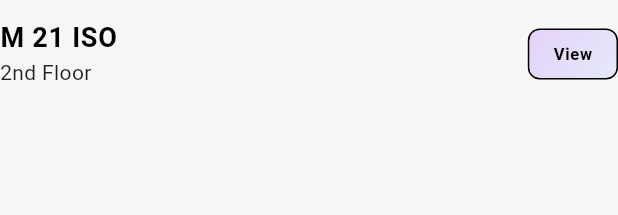
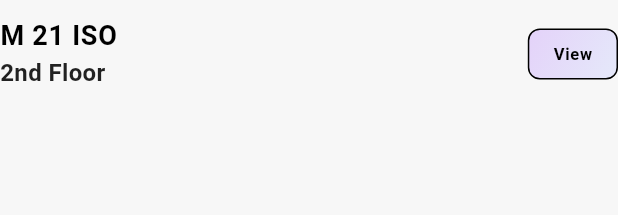
Before and after one commit to SDP-Group6/admin_dashboard, a Flutter app: the RoomItem widget shown alone on an empty page, opened directly with sample values from the repository, on a phone screen of 412 x 824 dp. Shown: the top 215 px of the screen. Run offline on Flutter 3.47's test engine with Material 3 defaults, Android fonts, the phone set to English and light mode, and no system bars.

Commit message:
Update font weight to bold

```diff
--- a/web_app/lib/widgets/jobs_section.dart
+++ b/web_app/lib/widgets/jobs_section.dart
@@ -75,7 +75,11 @@ class JobItem extends StatelessWidget {
       ),
       subtitle: Text(
         "Status: ${job.status}",
-        style: const TextStyle(fontSize: 14, color: Colors.black87),
+        style: const TextStyle(
+          fontSize: 14,
+          fontWeight: FontWeight.bold,
+          color: Colors.black87,
+        ),
       ),
       trailing: Text(
         job.time,
--- a/web_app/lib/widgets/room_section.dart
+++ b/web_app/lib/widgets/room_section.dart
@@ -105,7 +105,11 @@ class RoomItem extends StatelessWidget {
           ),
           subtitle: Text(
             room.floor,
-            style: const TextStyle(color: Colors.black87),
+            style: const TextStyle(
+              fontWeight: FontWeight.bold,
+              fontSize: 16,
+              color: Colors.black87,
+            ),
           ),
           trailing: _gradientButton(
             label: isExpanded ? "Hide" : "View",
```
